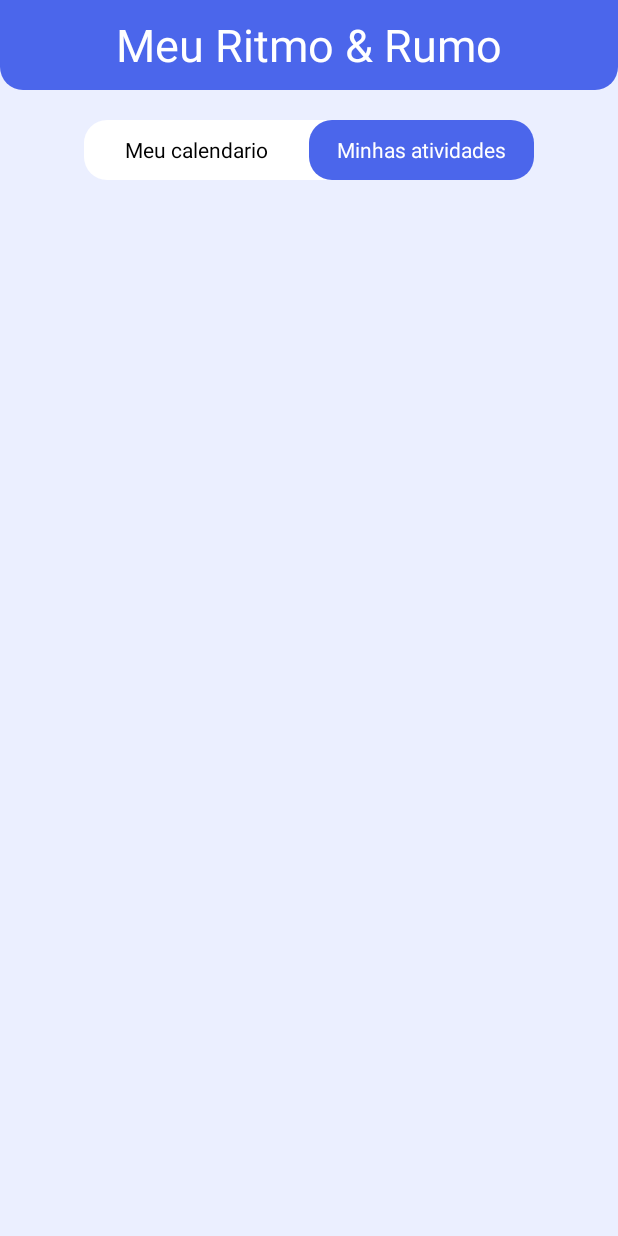
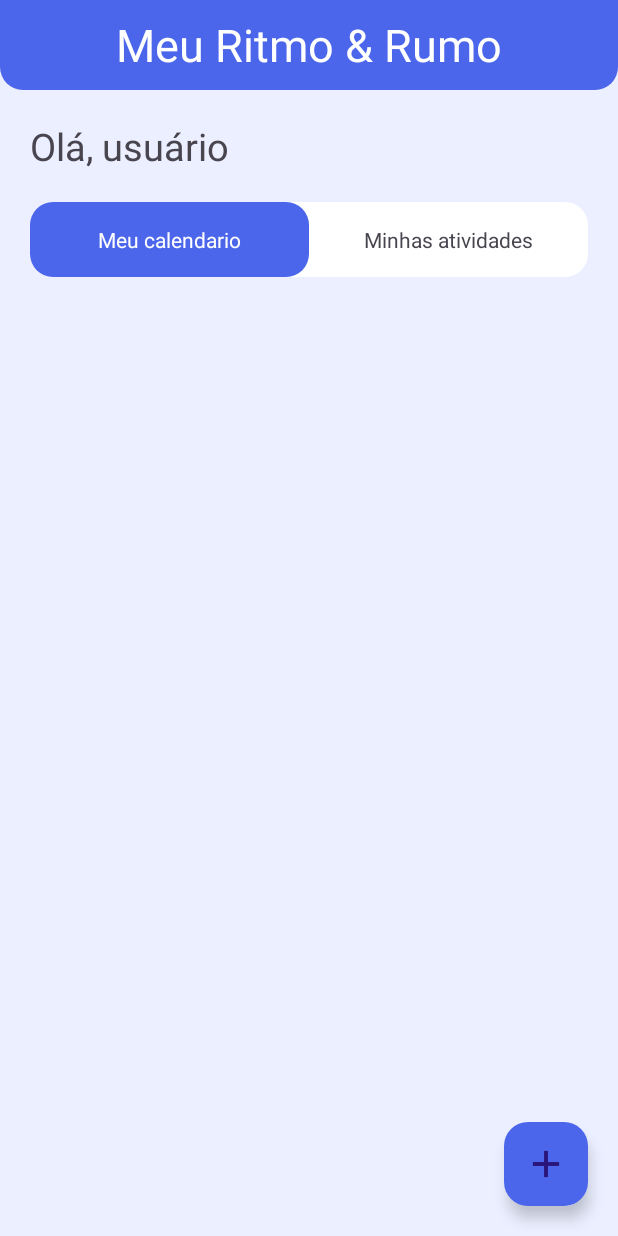
Before and after one commit to daniel-krgr/Trabalho-Integrado-2Bim, an Android app: the AtividadesActivity screen opened directly, with no data from a screen before it, on a phone screen of 412 x 824 dp. Run offline under Robolectric (Android 15) with nearby library versions, the phone set to English and light mode, and no system bars.

Commit message:
atualização

```diff
--- a/app/src/main/res/layout/activity_atividades.xml
+++ b/app/src/main/res/layout/activity_atividades.xml
@@ -21,33 +21,44 @@
         app:layout_constraintTop_toTopOf="parent"
         />
 
+    <TextView
+        android:id="@+id/tvOlaUsuario"
+        android:text="Olá, usuário"
+        android:textSize="25sp"
+        android:layout_width="match_parent"
+        android:layout_height="wrap_content"
+        android:layout_margin="20dp"
+        app:layout_constraintTop_toBottomOf="@+id/view"
+        app:layout_constraintStart_toStartOf="parent"
+        app:layout_constraintEnd_toEndOf="parent" />
+
     <LinearLayout
         style="@style/ContainerTodosOsCantos"
         android:id="@+id/switchButtons"
-        android:layout_width="300dp"
-        android:layout_height="wrap_content"
+        android:layout_width="match_parent"
+        android:layout_height="50dp"
         android:orientation="horizontal"
         android:layout_marginTop="20dp"
-        app:layout_constraintTop_toBottomOf="@+id/view"
+        android:layout_marginHorizontal="20dp"
+        app:layout_constraintTop_toBottomOf="@+id/tvOlaUsuario"
         app:layout_constraintStart_toStartOf="parent"
         app:layout_constraintEnd_toEndOf="parent">
 
         <TextView
+            style="@style/ContainerTodosOsCantosAzul"
             android:id="@+id/tvSwitchCalendario"
             android:text="@string/meu_calendario"
             android:gravity="center"
-            android:textColor="@color/black"
+            android:textColor="@color/white"
             android:layout_width="match_parent"
-            android:layout_height="40dp"
+            android:layout_height="50dp"
             android:layout_weight="1"
             />
 
         <TextView
-            style="@style/ContainerTodosOsCantosAzul"
             android:id="@+id/tvSwitchAtividades"
             android:text="@string/minhas_atividades"
             android:gravity="center"
-            android:textColor="@color/white"
             android:layout_width="match_parent"
             android:layout_height="40dp"
             android:layout_weight="1"
@@ -55,6 +66,22 @@
 
     </LinearLayout>
 
+    <com.google.android.material.floatingactionbutton.FloatingActionButton
+        android:id="@+id/btNovaAtividade"
+        android:layout_width="wrap_content"
+        android:layout_height="wrap_content"
+        android:layout_marginEnd="20dp"
+        android:layout_marginBottom="20dp"
+        android:backgroundTint="@color/azul_principal"
+        android:src="@drawable/ic_plus"
+        app:layout_constraintBottom_toBottomOf="parent"
+        app:layout_constraintEnd_toEndOf="parent" />
+
+
+
+
+
+
 
 
 
--- a/app/src/main/res/values/strings.xml
+++ b/app/src/main/res/values/strings.xml
@@ -5,5 +5,6 @@
     <string name="minhas_atividades">Minhas atividades</string>
     <string name="meu_calendario">Meu calendario</string>
     <string name="meu_ritmo_e_rumo">Meu Ritmo &amp; Rumo</string>
+    <string name="nova_atividade">Nova Atividade</string>
 
 </resources>
--- a/app/src/main/res/xml/network_security_config.xml
+++ b/app/src/main/res/xml/network_security_config.xml
@@ -3,5 +3,6 @@
     <domain-config cleartextTrafficPermitted="true">
         <domain includeSubdomains="true">192.168.37.159</domain>
         <domain includeSubdomains="true">192.168.1.107</domain>
+        <domain includeSubdomains="true">192.168.1.108</domain>
     </domain-config>
 </network-security-config>
```
Also changed, not shown: app/src/main/java/com/example/trabalhointegrado2bim/AtividadesActivity.java (+79 -1 lines), app/src/main/java/com/example/trabalhointegrado2bim/TelaPrincipalActivity.java (deleted, +0 -24 lines), app/src/main/res/layout/activity_calendario.xml (+16 -4 lines), app/src/main/res/layout/activity_tela_principal.xml (deleted, +0 -11 lines), app/src/main/res/layout/dialog_nova_atividade.xml (added, +73 -0 lines), app/src/main/res/drawable/ic_plus.png (added).
